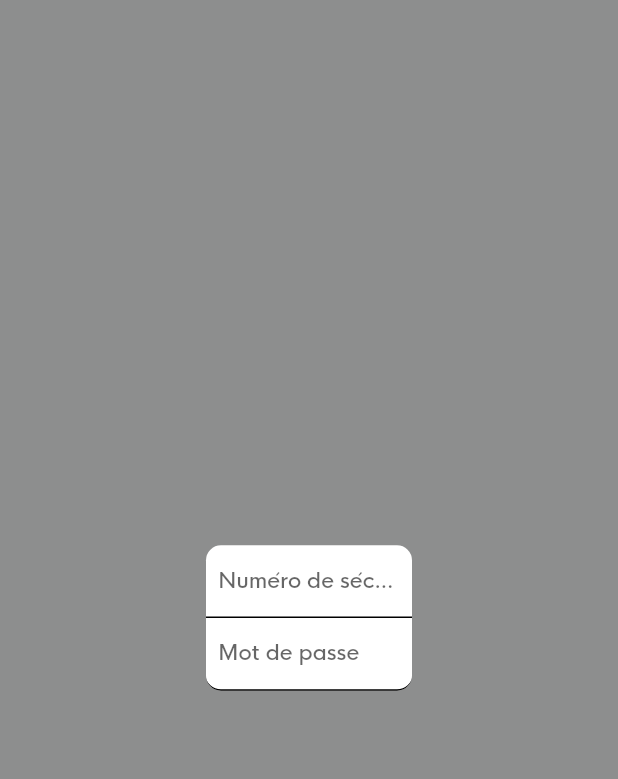
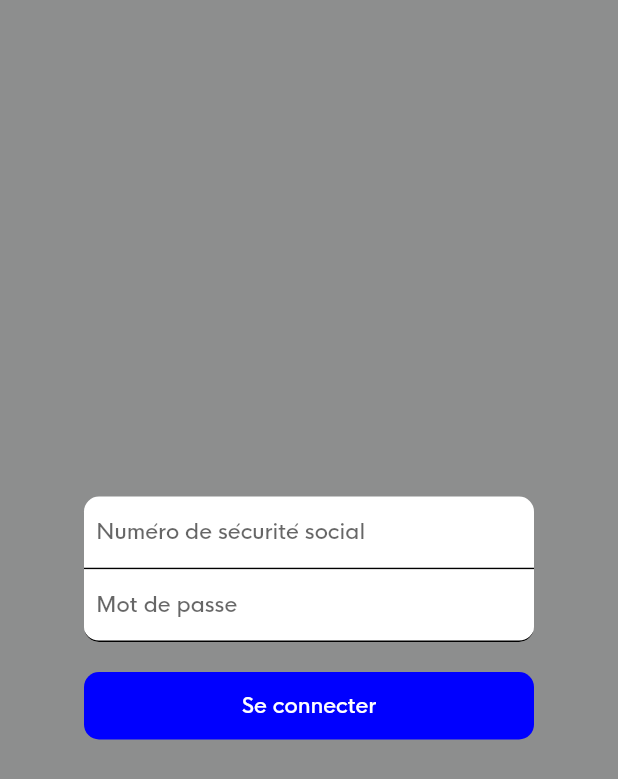
Before and after one commit to Ancelotow/Cyberacy, a Flutter app: the screen it shows after launch, on a phone screen of 412 x 824 dp. Shown: the top 779 px of the screen. Run offline on Flutter 3.47's test engine with Material 2 defaults, Android fonts, the phone set to English and light mode, and no system bars.

Commit message:
.feat: Button widget

```diff
--- a/src/client/flutter/lib/main.dart
+++ b/src/client/flutter/lib/main.dart
@@ -19,6 +19,8 @@ class MyApp extends StatelessWidget {
         primaryColor: Color.fromARGB(255, 73, 150, 221),
         backgroundColor: Color.fromARGB(255, 141, 142, 142),
         disabledColor: Color.fromARGB(255, 210, 210, 210),
+        buttonColor: Color.fromARGB(255, 0, 0, 255),
+        hoverColor: Color.fromARGB(255, 112, 171, 225),
         textTheme: TextTheme(
           headline1: TextStyle(
             color: Colors.white,
@@ -30,6 +32,11 @@ class MyApp extends StatelessWidget {
             color: Colors.black,
             fontFamily: "HK-Nova",
             fontSize: 14
+          ),
+          button: TextStyle(
+              color: Colors.white,
+              fontFamily: "HK-Nova",
+              fontSize: 14
           ),
         ),
         inputDecorationTheme: InputDecorationTheme(
--- a/src/client/flutter/lib/pages/login_page.dart
+++ b/src/client/flutter/lib/pages/login_page.dart
@@ -1,18 +1,18 @@
 import 'package:bo_cyberacy/models/position_input.dart';
+import 'package:bo_cyberacy/widgets/button.dart';
 import 'package:bo_cyberacy/widgets/input_text.dart';
 import 'package:flutter/material.dart';
+import 'package:flutter/foundation.dart' show kIsWeb;
 
 class LoginPage extends StatelessWidget {
-
   LoginPage({Key? key}) : super(key: key);
 
   TextEditingController loginController = new TextEditingController();
   TextEditingController passwordCtrl = new TextEditingController();
 
-
   @override
   Widget build(BuildContext context) {
-    double width = MediaQuery.of(context).size.width / 3;
+    double width = (kIsWeb) ? MediaQuery.of(context).size.width / 3 : 300;
     return Center(
       child: Column(
         mainAxisAlignment: MainAxisAlignment.center,
@@ -30,6 +30,15 @@ class LoginPage extends StatelessWidget {
             controller: passwordCtrl,
             width: width,
           ),
+          SizedBox(height: 20),
+          Button(
+            label: "Se connecter",
+            width: width,
+            pressedColor: Colors.lightBlue,
+            click: () {
+              print("ok");
+            },
+          ),
         ],
       ),
     );
--- /dev/null
+++ b/src/client/flutter/lib/widgets/button.dart
@@ -0,0 +1,100 @@
+import 'package:flutter/material.dart';
+
+class Button extends StatefulWidget {
+  final String label;
+  final bool isEnable;
+  final double width;
+  Color? color;
+  Color? pressedColor;
+  TextStyle? textStyle;
+  Function()? click;
+
+  double? currentWidth;
+  Color? currentColor;
+
+  Button({
+    Key? key,
+    required this.label,
+    required this.width,
+    this.isEnable = true,
+    this.color,
+    this.pressedColor,
+    this.textStyle,
+    this.click,
+  }) : super(key: key) {
+    currentWidth = width;
+  }
+
+  @override
+  State<Button> createState() => _ButtonState();
+}
+
+class _ButtonState extends State<Button> {
+
+  double height = 45;
+
+  @override
+  Widget build(BuildContext context) {
+    initValues();
+    return Container(
+      width: double.infinity,
+      height: 45,
+      alignment: Alignment.center,
+      child: Listener(
+        onPointerDown: buttonPressedDown,
+        onPointerUp: buttonPressedUp,
+        child: GestureDetector(
+          onTap: () {
+            if(widget.isEnable) {
+              widget.click?.call();
+            }
+          },
+          child: AnimatedContainer(
+            decoration: BoxDecoration(
+              borderRadius: BorderRadius.all(Radius.circular(10.0)),
+              color: (widget.isEnable) ? widget.currentColor : Theme.of(context).disabledColor,
+            ),
+            width: widget.currentWidth,
+            height: height,
+            duration: const Duration(milliseconds: 100),
+            child: Center(
+              child: Text(
+                widget.label,
+                style: widget.textStyle,
+              ),
+            ),
+          ),
+        ),
+      ),
+    );
+  }
+
+  void initValues() {
+    widget.color ??= Theme.of(context).buttonColor;
+    widget.pressedColor ??= widget.color;
+    widget.currentColor ??= widget.color;
+    widget.pressedColor ??= Theme.of(context).hoverColor;
+    widget.textStyle ??= Theme.of(context).textTheme.button;
+  }
+
+  void buttonPressedDown(PointerDownEvent event) {
+    if(widget.isEnable) {
+      setState(() {
+        widget.currentWidth = widget.width - (widget.width * 0.10);
+        widget.currentColor = widget.pressedColor;
+        height = 40;
+      });
+    }
+  }
+
+  void buttonPressedUp(PointerUpEvent event) {
+    if(widget.isEnable) {
+      setState(() {
+        widget.currentWidth = widget.width;
+        widget.currentColor = widget.color;
+        height = 45;
+      });
+    }
+  }
+
+}
```
